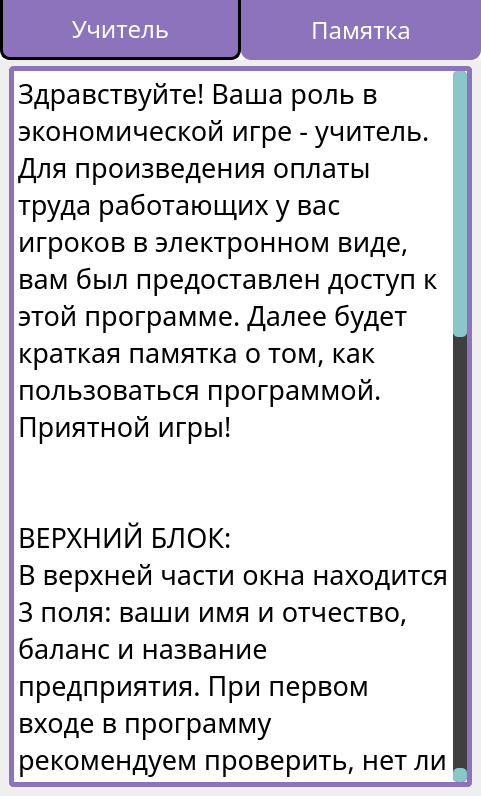
The window that forms/teacherwindow.ui (FloppedWaffle/EconomicGameCardClient) describes before a commit, drawn with Qt 5.
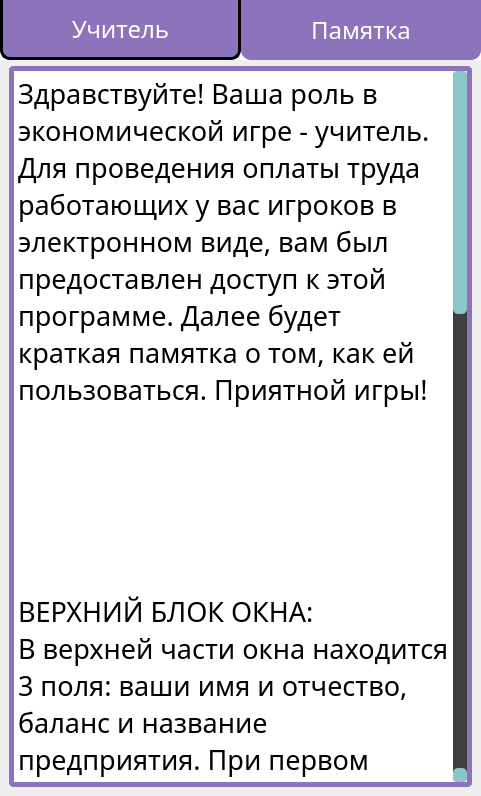
The same window after the commit. The open tabs and pages were chosen to show the change. Icons and pictures are not drawn.

```diff
--- a/forms/teacherwindow.ui
+++ b/forms/teacherwindow.ui
@@ -1084,20 +1084,27 @@
 &lt;html&gt;&lt;head&gt;&lt;meta name=&quot;qrichtext&quot; content=&quot;1&quot; /&gt;&lt;style type=&quot;text/css&quot;&gt;
 p, li { white-space: pre-wrap; }
 &lt;/style&gt;&lt;/head&gt;&lt;body style=&quot; font-family:'Fira Sans Condensed Medium'; font-size:20pt; font-weight:400; font-style:normal;&quot;&gt;
-&lt;p style=&quot; margin-top:0px; margin-bottom:0px; margin-left:0px; margin-right:0px; -qt-block-indent:0; text-indent:0px;&quot;&gt;Здравствуйте! Ваша роль в экономической игре - учитель. Для произведения оплаты труда работающих у вас игроков в электронном виде, вам был предоставлен доступ к этой программе. Далее будет краткая памятка о том, как пользоваться программой. Приятной игры!&lt;/p&gt;
+&lt;p style=&quot; margin-top:0px; margin-bottom:0px; margin-left:0px; margin-right:0px; -qt-block-indent:0; text-indent:0px;&quot;&gt;Здравствуйте! Ваша роль в экономической игре - учитель. Для проведения оплаты труда работающих у вас игроков в электронном виде, вам был предоставлен доступ к этой программе. Далее будет краткая памятка о том, как ей пользоваться. Приятной игры!&lt;/p&gt;
 &lt;p style=&quot;-qt-paragraph-type:empty; margin-top:0px; margin-bottom:0px; margin-left:0px; margin-right:0px; -qt-block-indent:0; text-indent:0px;&quot;&gt;&lt;br /&gt;&lt;/p&gt;
 &lt;p style=&quot;-qt-paragraph-type:empty; margin-top:0px; margin-bottom:0px; margin-left:0px; margin-right:0px; -qt-block-indent:0; text-indent:0px;&quot;&gt;&lt;br /&gt;&lt;/p&gt;
-&lt;p style=&quot; margin-top:0px; margin-bottom:0px; margin-left:0px; margin-right:0px; -qt-block-indent:0; text-indent:0px;&quot;&gt;ВЕРХНИЙ БЛОК:&lt;/p&gt;
+&lt;p style=&quot;-qt-paragraph-type:empty; margin-top:0px; margin-bottom:0px; margin-left:0px; margin-right:0px; -qt-block-indent:0; text-indent:0px;&quot;&gt;&lt;br /&gt;&lt;/p&gt;
+&lt;p style=&quot;-qt-paragraph-type:empty; margin-top:0px; margin-bottom:0px; margin-left:0px; margin-right:0px; -qt-block-indent:0; text-indent:0px;&quot;&gt;&lt;br /&gt;&lt;/p&gt;
+&lt;p style=&quot;-qt-paragraph-type:empty; margin-top:0px; margin-bottom:0px; margin-left:0px; margin-right:0px; -qt-block-indent:0; text-indent:0px;&quot;&gt;&lt;br /&gt;&lt;/p&gt;
+&lt;p style=&quot; margin-top:0px; margin-bottom:0px; margin-left:0px; margin-right:0px; -qt-block-indent:0; text-indent:0px;&quot;&gt;ВЕРХНИЙ БЛОК ОКНА:&lt;/p&gt;
 &lt;p style=&quot; margin-top:0px; margin-bottom:0px; margin-left:0px; margin-right:0px; -qt-block-indent:0; text-indent:0px;&quot;&gt;В верхней части окна находится 3 поля: ваши имя и отчество, баланс и название предприятия. При первом входе в программу рекомендуем проверить, нет ли ошибок в этих данных.&lt;/p&gt;
 &lt;p style=&quot;-qt-paragraph-type:empty; margin-top:0px; margin-bottom:0px; margin-left:0px; margin-right:0px; -qt-block-indent:0; text-indent:0px;&quot;&gt;&lt;br /&gt;&lt;/p&gt;
-&lt;p style=&quot; margin-top:0px; margin-bottom:0px; margin-left:0px; margin-right:0px; -qt-block-indent:0; text-indent:0px;&quot;&gt;ЦЕНТРАЛЬНЫЙ БЛОК:&lt;/p&gt;
-&lt;p style=&quot; margin-top:0px; margin-bottom:0px; margin-left:0px; margin-right:0px; -qt-block-indent:0; text-indent:0px;&quot;&gt;Для оплаты труда игрока,  нужно ввести в текстовое поле его имя и фамилию по следующему образцу: &amp;quot;Имя Фамилия&amp;quot; (каждое слово пишется с большой буквы, после первого слова идёт пробел).&lt;/p&gt;
+&lt;p style=&quot;-qt-paragraph-type:empty; margin-top:0px; margin-bottom:0px; margin-left:0px; margin-right:0px; -qt-block-indent:0; text-indent:0px;&quot;&gt;&lt;br /&gt;&lt;/p&gt;
+&lt;p style=&quot;-qt-paragraph-type:empty; margin-top:0px; margin-bottom:0px; margin-left:0px; margin-right:0px; -qt-block-indent:0; text-indent:0px;&quot;&gt;&lt;br /&gt;&lt;/p&gt;
+&lt;p style=&quot; margin-top:0px; margin-bottom:0px; margin-left:0px; margin-right:0px; -qt-block-indent:0; text-indent:0px;&quot;&gt;ЦЕНТРАЛЬНЫЙ БЛОК ОКНА:&lt;/p&gt;
+&lt;p style=&quot; margin-top:0px; margin-bottom:0px; margin-left:0px; margin-right:0px; -qt-block-indent:0; text-indent:0px;&quot;&gt;Для оплаты труда игрока,  нужно ввести в текстовое поле его имя и фамилию по следующему образцу: &amp;quot;Имя Фамилия&amp;quot; (каждое слово пишется с большой буквы, после имени идёт пробел).&lt;/p&gt;
 &lt;p style=&quot; margin-top:0px; margin-bottom:0px; margin-left:0px; margin-right:0px; -qt-block-indent:0; text-indent:0px;&quot;&gt;После того, как вы начнёте вводить фамилию, в нижнем списке начнут появляться соответствующие игроки. Найдя нужного, выберите его нажатием, а затем щёлкните на необходимую кнопку справа от поля. Для очистки списка игроков, сотрите текст в текстовом поле.&lt;/p&gt;
 &lt;p style=&quot;-qt-paragraph-type:empty; margin-top:0px; margin-bottom:0px; margin-left:0px; margin-right:0px; -qt-block-indent:0; text-indent:0px;&quot;&gt;&lt;br /&gt;&lt;/p&gt;
-&lt;p style=&quot; margin-top:0px; margin-bottom:0px; margin-left:0px; margin-right:0px; -qt-block-indent:0; text-indent:0px;&quot;&gt;НИЖНИЙ БЛОК:&lt;/p&gt;
+&lt;p style=&quot;-qt-paragraph-type:empty; margin-top:0px; margin-bottom:0px; margin-left:0px; margin-right:0px; -qt-block-indent:0; text-indent:0px;&quot;&gt;&lt;br /&gt;&lt;/p&gt;
+&lt;p style=&quot;-qt-paragraph-type:empty; margin-top:0px; margin-bottom:0px; margin-left:0px; margin-right:0px; -qt-block-indent:0; text-indent:0px;&quot;&gt;&lt;br /&gt;&lt;/p&gt;
+&lt;p style=&quot; margin-top:0px; margin-bottom:0px; margin-left:0px; margin-right:0px; -qt-block-indent:0; text-indent:0px;&quot;&gt;НИЖНИЙ БЛОК ОКНА:&lt;/p&gt;
 &lt;p style=&quot; margin-top:0px; margin-bottom:0px; margin-left:0px; margin-right:0px; -qt-block-indent:0; text-indent:0px;&quot;&gt;Состоит из двух кнопок - &amp;quot;Выйти из аккаунта&amp;quot; и &amp;quot;Обновить страницу&amp;quot;.&lt;/p&gt;
 &lt;p style=&quot; margin-top:0px; margin-bottom:0px; margin-left:0px; margin-right:0px; -qt-block-indent:0; text-indent:0px;&quot;&gt;&amp;quot;Выйти из аккаунта&amp;quot; вернёт вас на главную страницу входа, если она вам понадобится.&lt;/p&gt;
-&lt;p style=&quot; margin-top:0px; margin-bottom:0px; margin-left:0px; margin-right:0px; -qt-block-indent:0; text-indent:0px;&quot;&gt;&amp;quot;Обновить страницу&amp;quot; обновит страницу и загрузит свежие данные о вас.&lt;/p&gt;&lt;/body&gt;&lt;/html&gt;</string>
+&lt;p style=&quot; margin-top:0px; margin-bottom:0px; margin-left:0px; margin-right:0px; -qt-block-indent:0; text-indent:0px;&quot;&gt;&amp;quot;Обновить страницу&amp;quot; обновит страницу и загрузит ваши &amp;quot;свежие&amp;quot; данные.&lt;/p&gt;&lt;/body&gt;&lt;/html&gt;</string>
           </property>
          </widget>
         </item>
```
Left out of the diff: 2 changed lines with no effect on the pictures.
